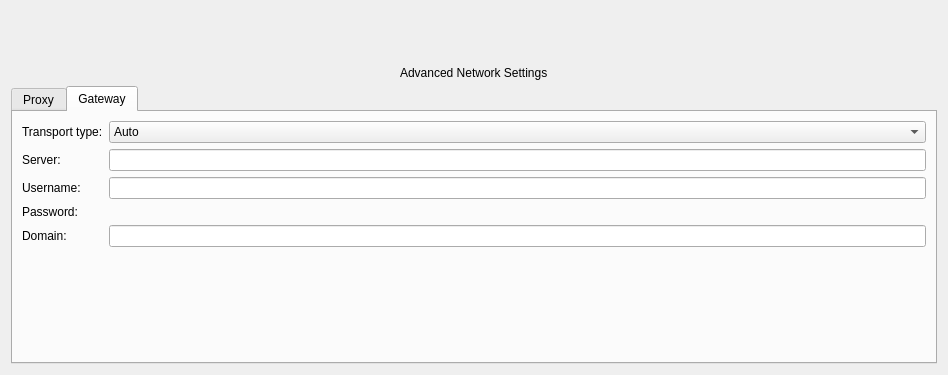
Qt form rdp/rdppreferences.ui (KDE/krdc) before a commit; both pictures show x 0 to 948 and y 722 to 1097 of the 948 by 1097 pixel window.
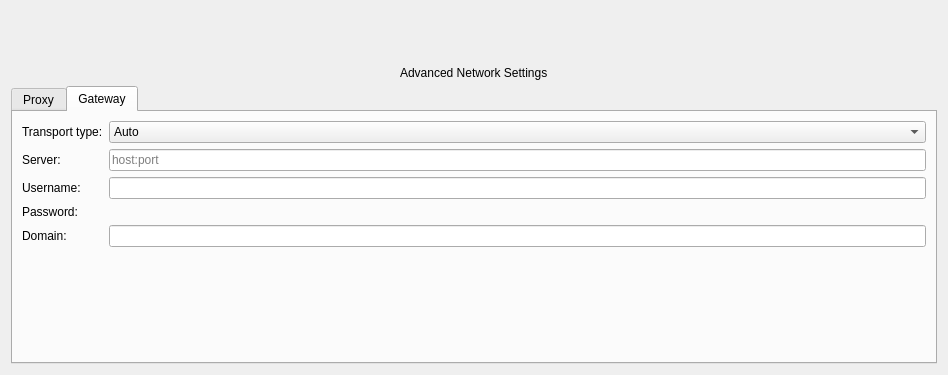
The same form after that commit. The open tabs and pages were chosen to show the change. Custom widgets are drawn as their Qt base class.

Commit message: add placeholder to gateway server

Diff of the .ui file:
```diff
--- a/rdp/rdppreferences.ui
+++ b/rdp/rdppreferences.ui
@@ -719,7 +719,11 @@
           </widget>
          </item>
          <item row="1" column="1">
-          <widget class="KLineEdit" name="kcfg_GatewayServer"/>
+          <widget class="KLineEdit" name="kcfg_GatewayServer">
+           <property name="placeholderText">
+            <string>host:port</string>
+           </property>
+          </widget>
          </item>
          <item row="2" column="1">
           <widget class="KLineEdit" name="kcfg_GatewayUsername"/>
```
